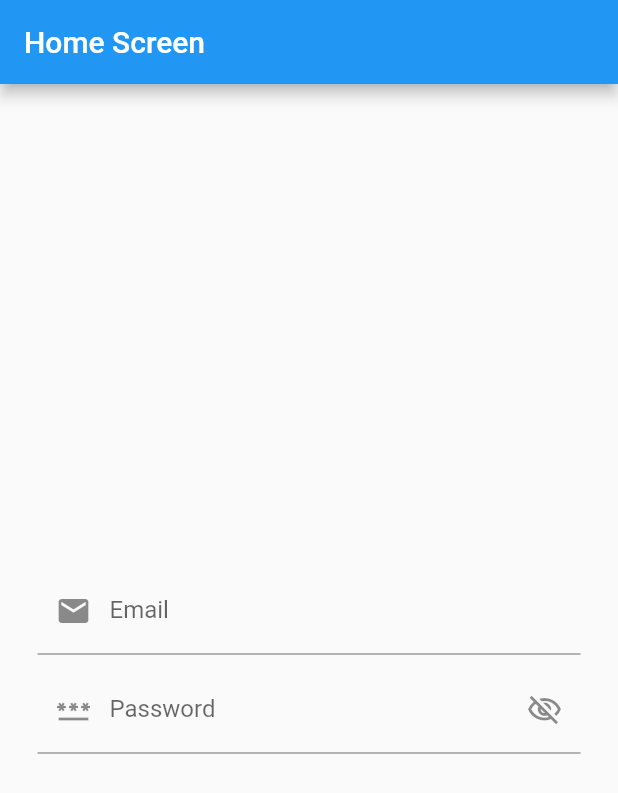
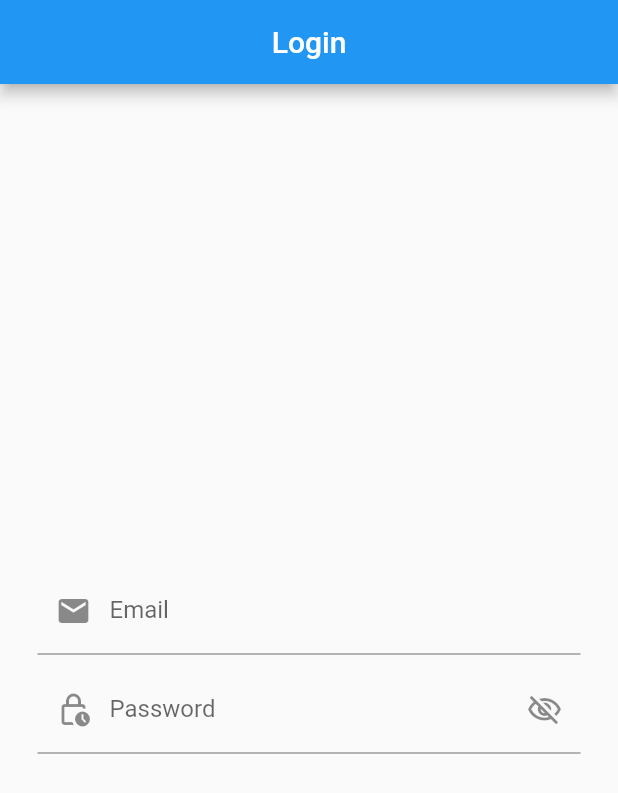
Before and after one commit to usmanmushtaq97/mvvm_practice, a Flutter app: the screen it shows after launch, on a phone screen of 412 x 824 dp. Shown: the top 793 px of the screen. Run offline on Flutter 3.47's test engine with Material 2 defaults, Android fonts, the phone set to English and light mode, and no system bars; our stand-ins replace another_flushbar, fluttertoast.

Commit message:
add login

```diff
--- a/lib/view/loginview.dart
+++ b/lib/view/loginview.dart
@@ -13,13 +13,14 @@ class _LoginViewState extends State<LoginView> {
   TextEditingController passwordController = TextEditingController();
   FocusNode passwordFocusNode = FocusNode();
   FocusNode emailFocusNode = FocusNode();
-
+  ValueNotifier<bool> obscurePassword = ValueNotifier<bool>((true));
   @override
   Widget build(BuildContext context) {
     return SafeArea(
       child: Scaffold(
         appBar: AppBar(
-          title: const Text("Home Screen"),
+          title: const Text("Login"),
+          centerTitle: true,
         ),
         body: Container(
            margin: const EdgeInsets.symmetric(horizontal: 25),
@@ -47,7 +48,7 @@ class _LoginViewState extends State<LoginView> {
                 focusNode: passwordFocusNode,
                 decoration: const InputDecoration(
                   hintText: "Password",
-                  prefixIcon: Icon(Icons.password),
+                  prefixIcon: Icon(Icons.lock_clock_outlined),
                   labelText: "Password",
                   suffixIcon: Icon(Icons.visibility_off_outlined)
                 ),
```
